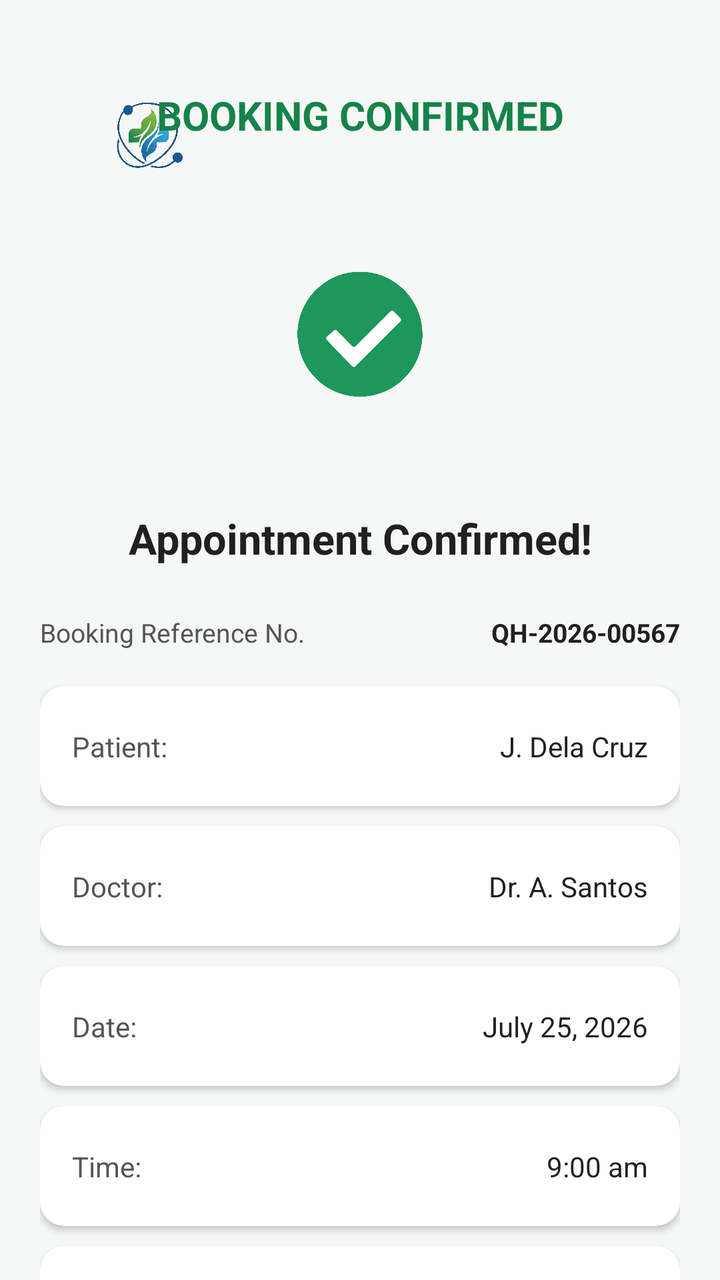
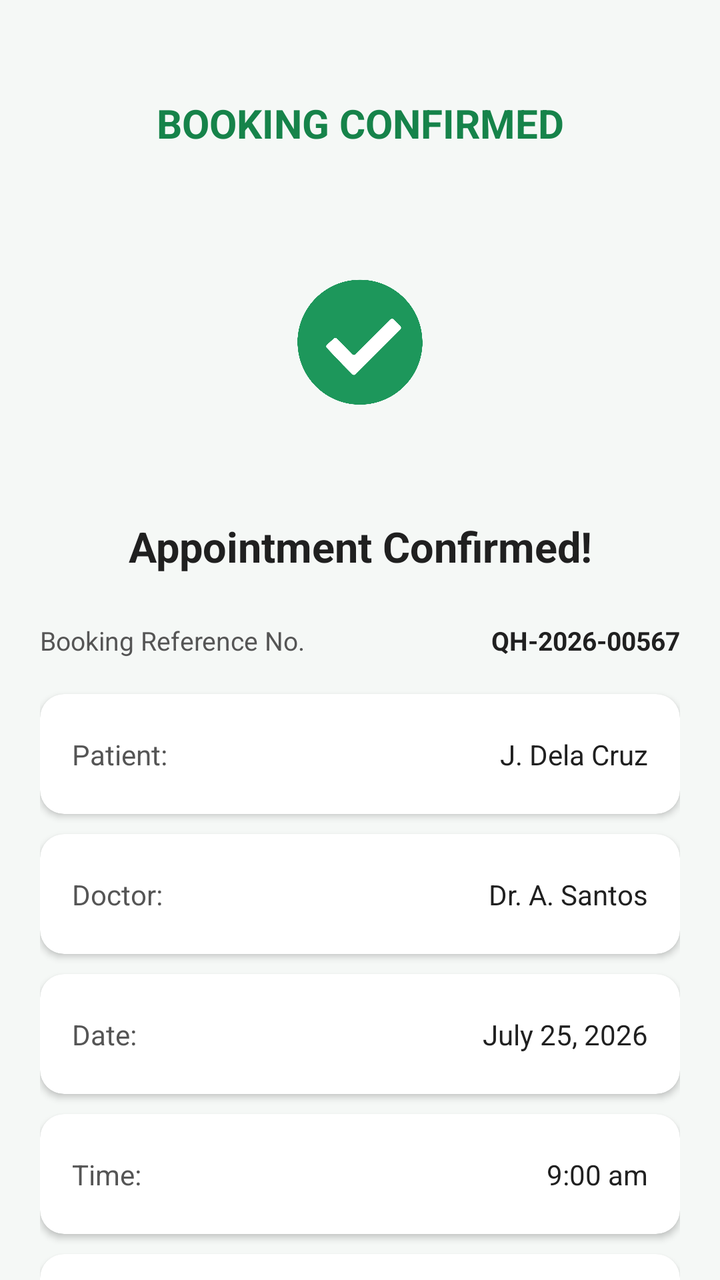

The first picture is an Android layout as it rendered before a commit; the second is the same layout after the commit. The layout source and the unified diff follow.
<!-- AndroidManifest.xml: application theme Theme.QueueLessHealth -->
<!-- res/layout/activity_main_3.xml -->
<?xml version="1.0" encoding="utf-8"?>
<androidx.core.widget.NestedScrollView
    xmlns:android="http://schemas.android.com/apk/res/android"
    xmlns:app="http://schemas.android.com/apk/res-auto"
    xmlns:tools="http://schemas.android.com/tools"
    android:layout_width="match_parent"
    android:layout_height="match_parent"
    android:fillViewport="true"
    android:background="#F5F8F6">

    <androidx.constraintlayout.widget.ConstraintLayout
        android:layout_width="match_parent"
        android:layout_height="wrap_content"
        android:paddingStart="20dp"
        android:paddingEnd="20dp"
        android:paddingTop="32dp"
        android:paddingBottom="32dp">

        

        <ImageView
            android:id="@+id/imageView"
            android:layout_width="108dp"
            android:layout_height="76dp"
            android:layout_weight="1"
            app:srcCompat="@drawable/firefly_removebackground"
            tools:layout_editor_absoluteX="294dp"
            tools:layout_editor_absoluteY="-8dp" />

        <TextView
            android:id="@+id/bookingConfirmedTitle"
            android:layout_width="0dp"
            android:layout_height="wrap_content"
            android:text="BOOKING CONFIRMED"
            android:textColor="#16834A"
            android:textStyle="bold"
            android:textSize="20sp"
            android:gravity="center"
            android:padding="12dp"
            app:layout_constraintTop_toTopOf="parent"
            app:layout_constraintStart_toStartOf="parent"
            app:layout_constraintEnd_toEndOf="parent"/>

        
        <ImageView
            android:id="@+id/confirmationImage"
            android:layout_width="140dp"
            android:layout_height="140dp"
            android:layout_marginTop="20dp"
            android:src="@drawable/firefly"
            android:scaleType="fitCenter"
            android:contentDescription="Confirmation"
            app:layout_constraintTop_toBottomOf="@id/bookingConfirmedTitle"
            app:layout_constraintStart_toStartOf="parent"
            app:layout_constraintEnd_toEndOf="parent"/>

        
        <TextView
            android:id="@+id/appointmentConfirmedTitle"
            android:layout_width="0dp"
            android:layout_height="wrap_content"
            android:layout_marginTop="12dp"
            android:text="Appointment Confirmed!"
            android:textColor="#202020"
            android:textSize="21sp"
            android:textStyle="bold"
            android:gravity="center"
            app:layout_constraintTop_toBottomOf="@id/confirmationImage"
            app:layout_constraintStart_toStartOf="parent"
            app:layout_constraintEnd_toEndOf="parent"/>

        
        <TextView
            android:id="@+id/bookingReferenceLabel"
            android:layout_width="0dp"
            android:layout_height="wrap_content"
            android:layout_marginTop="24dp"
            android:text="Booking Reference No."
            android:textColor="#555555"
            android:textSize="13sp"
            app:layout_constraintTop_toBottomOf="@id/appointmentConfirmedTitle"
            app:layout_constraintStart_toStartOf="parent"
            app:layout_constraintEnd_toStartOf="@id/bookingReferenceValue3"
            app:layout_constraintHorizontal_weight="1"/>

        <TextView
            android:id="@+id/bookingReferenceValue3"
            android:layout_width="wrap_content"
            android:layout_height="wrap_content"
            android:text="QH-2026-00567"
            android:textColor="#202020"
            android:textSize="13sp"
            android:textStyle="bold"
            app:layout_constraintBaseline_toBaselineOf="@id/bookingReferenceLabel"
            app:layout_constraintEnd_toEndOf="parent"/>

        
        <androidx.cardview.widget.CardView
            android:id="@+id/patientRowBackground2"
            android:layout_width="0dp"
            android:layout_height="60dp"
            android:layout_marginTop="18dp"
            app:cardCornerRadius="12dp"
            app:cardElevation="2dp"
            app:cardBackgroundColor="#FFFFFF"
            app:layout_constraintTop_toBottomOf="@id/bookingReferenceLabel"
            app:layout_constraintStart_toStartOf="parent"
            app:layout_constraintEnd_toEndOf="parent">

            <androidx.constraintlayout.widget.ConstraintLayout
                android:layout_width="match_parent"
                android:layout_height="match_parent"
                android:paddingStart="16dp"
                android:paddingEnd="16dp">

                <TextView
                    android:id="@+id/patientLabel"
                    android:layout_width="wrap_content"
                    android:layout_height="wrap_content"
                    android:text="Patient:"
                    android:textColor="#555555"
                    android:textSize="14sp"
                    app:layout_constraintStart_toStartOf="parent"
                    app:layout_constraintTop_toTopOf="parent"
                    app:layout_constraintBottom_toBottomOf="parent"/>

                <TextView
                    android:id="@+id/patientValue"
                    android:layout_width="0dp"
                    android:layout_height="wrap_content"
                    android:gravity="end"
                    android:text="J. Dela Cruz"
                    android:textColor="#202020"
                    android:textSize="14sp"
                    app:layout_constraintStart_toEndOf="@id/patientLabel"
                    app:layout_constraintEnd_toEndOf="parent"
                    app:layout_constraintTop_toTopOf="parent"
                    app:layout_constraintBottom_toBottomOf="parent"/>

            </androidx.constraintlayout.widget.ConstraintLayout>
        </androidx.cardview.widget.CardView>

        
        <androidx.cardview.widget.CardView
            android:id="@+id/doctorRowBackground"
            android:layout_width="0dp"
            android:layout_height="60dp"
            android:layout_marginTop="10dp"
            app:cardCornerRadius="12dp"
            app:cardElevation="2dp"
            app:cardBackgroundColor="#FFFFFF"
            app:layout_constraintTop_toBottomOf="@id/patientRowBackground2"
            app:layout_constraintStart_toStartOf="parent"
            app:layout_constraintEnd_toEndOf="parent">

            <androidx.constraintlayout.widget.ConstraintLayout
                android:layout_width="match_parent"
                android:layout_height="match_parent"
                android:paddingStart="16dp"
                android:paddingEnd="16dp">

                <TextView
                    android:id="@+id/doctorLabel"
                    android:layout_width="wrap_content"
                    android:layout_height="wrap_content"
                    android:text="Doctor:"
                    android:textColor="#555555"
                    android:textSize="14sp"
                    app:layout_constraintStart_toStartOf="parent"
                    app:layout_constraintTop_toTopOf="parent"
                    app:layout_constraintBottom_toBottomOf="parent"/>

                <TextView
                    android:id="@+id/doctorValue"
                    android:layout_width="0dp"
                    android:layout_height="wrap_content"
                    android:gravity="end"
                    android:text="Dr. A. Santos"
                    android:textColor="#202020"
                    android:textSize="14sp"
                    app:layout_constraintStart_toEndOf="@id/doctorLabel"
                    app:layout_constraintEnd_toEndOf="parent"
                    app:layout_constraintTop_toTopOf="parent"
                    app:layout_constraintBottom_toBottomOf="parent"/>

            </androidx.constraintlayout.widget.ConstraintLayout>
        </androidx.cardview.widget.CardView>

        
        <androidx.cardview.widget.CardView
            android:id="@+id/dateRowBackground"
            android:layout_width="0dp"
            android:layout_height="60dp"
            android:layout_marginTop="10dp"
            app:cardCornerRadius="12dp"
            app:cardElevation="2dp"
            app:cardBackgroundColor="#FFFFFF"
            app:layout_constraintTop_toBottomOf="@id/doctorRowBackground"
            app:layout_constraintStart_toStartOf="parent"
            app:layout_constraintEnd_toEndOf="parent">

            <androidx.constraintlayout.widget.ConstraintLayout
                android:layout_width="match_parent"
                android:layout_height="match_parent"
                android:paddingStart="16dp"
                android:paddingEnd="16dp">

                <TextView
                    android:id="@+id/dateLabel"
                    android:layout_width="wrap_content"
                    android:layout_height="wrap_content"
                    android:text="Date:"
                    android:textColor="#555555"
                    android:textSize="14sp"
                    app:layout_constraintStart_toStartOf="parent"
                    app:layout_constraintTop_toTopOf="parent"
                    app:layout_constraintBottom_toBottomOf="parent"/>

                <TextView
                    android:id="@+id/dateValue"
                    android:layout_width="0dp"
                    android:layout_height="wrap_content"
                    android:gravity="end"
                    android:text="July 25, 2026"
                    android:textColor="#202020"
                    android:textSize="14sp"
                    app:layout_constraintStart_toEndOf="@id/dateLabel"
                    app:layout_constraintEnd_toEndOf="parent"
                    app:layout_constraintTop_toTopOf="parent"
                    app:layout_constraintBottom_toBottomOf="parent"/>

            </androidx.constraintlayout.widget.ConstraintLayout>
        </androidx.cardview.widget.CardView>

        
        <androidx.cardview.widget.CardView
            android:id="@+id/timeRowBackground"
            android:layout_width="0dp"
            android:layout_height="60dp"
            android:layout_marginTop="10dp"
            app:cardCornerRadius="12dp"
            app:cardElevation="2dp"
            app:cardBackgroundColor="#FFFFFF"
            app:layout_constraintTop_toBottomOf="@id/dateRowBackground"
            app:layout_constraintStart_toStartOf="parent"
            app:layout_constraintEnd_toEndOf="parent">

            <androidx.constraintlayout.widget.ConstraintLayout
                android:layout_width="match_parent"
                android:layout_height="match_parent"
                android:paddingStart="16dp"
                android:paddingEnd="16dp">

                <TextView
                    android:id="@+id/timeLabel"
                    android:layout_width="wrap_content"
                    android:layout_height="wrap_content"
                    android:text="Time:"
                    android:textColor="#555555"
                    android:textSize="14sp"
                    app:layout_constraintStart_toStartOf="parent"
                    app:layout_constraintTop_toTopOf="parent"
                    app:layout_constraintBottom_toBottomOf="parent"/>

                <TextView
                    android:id="@+id/timeValue"
                    android:layout_width="0dp"
                    android:layout_height="wrap_content"
                    android:gravity="end"
                    android:text="9:00 am"
                    android:textColor="#202020"
                    android:textSize="14sp"
                    app:layout_constraintStart_toEndOf="@id/timeLabel"
                    app:layout_constraintEnd_toEndOf="parent"
                    app:layout_constraintTop_toTopOf="parent"
                    app:layout_constraintBottom_toBottomOf="parent"/>

            </androidx.constraintlayout.widget.ConstraintLayout>
        </androidx.cardview.widget.CardView>

        
        <androidx.cardview.widget.CardView
            android:id="@+id/queueRowBackground"
            android:layout_width="0dp"
            android:layout_height="60dp"
            android:layout_marginTop="10dp"
            app:cardCornerRadius="12dp"
            app:cardElevation="2dp"
            app:cardBackgroundColor="#FFFFFF"
            app:layout_constraintTop_toBottomOf="@id/timeRowBackground"
            app:layout_constraintStart_toStartOf="parent"
            app:layout_constraintEnd_toEndOf="parent">

            <androidx.constraintlayout.widget.ConstraintLayout
                android:layout_width="match_parent"
                android:layout_height="match_parent"
                android:paddingStart="16dp"
                android:paddingEnd="16dp">

                <TextView
                    android:id="@+id/queueLabel"
                    android:layout_width="wrap_content"
                    android:layout_height="wrap_content"
                    android:text="Queue No.:"
                    android:textColor="#555555"
                    android:textSize="14sp"
                    app:layout_constraintStart_toStartOf="parent"
                    app:layout_constraintTop_toTopOf="parent"
                    app:layout_constraintBottom_toBottomOf="parent"/>

                <TextView
                    android:id="@+id/queueValue"
                    android:layout_width="0dp"
                    android:layout_height="wrap_content"
                    android:gravity="end"
                    android:text="8"
                    android:textColor="#16834A"
                    android:textSize="18sp"
                    android:textStyle="bold"
                    app:layout_constraintStart_toEndOf="@id/queueLabel"
                    app:layout_constraintEnd_toEndOf="parent"
                    app:layout_constraintTop_toTopOf="parent"
                    app:layout_constraintBottom_toBottomOf="parent"/>

            </androidx.constraintlayout.widget.ConstraintLayout>
        </androidx.cardview.widget.CardView>

        
        <Button
            android:id="@+id/btnViewQueueStatus"
            android:layout_width="0dp"
            android:layout_height="wrap_content"
            android:minHeight="54dp"
            android:layout_marginTop="24dp"
            android:text="VIEW QUEUE STATUS"
            android:textColor="#FFFFFF"
            android:textStyle="bold"
            android:backgroundTint="#16834A"
            app:layout_constraintTop_toBottomOf="@id/queueRowBackground"
            app:layout_constraintStart_toStartOf="parent"
            app:layout_constraintEnd_toEndOf="parent"/>

        
        <Button
            android:id="@+id/btnBackHome"
            android:layout_width="0dp"
            android:layout_height="wrap_content"
            android:minHeight="54dp"
            android:layout_marginTop="12dp"
            android:text="BACK TO HOME"
            android:textColor="#FFFFFF"
            android:textStyle="bold"
            android:backgroundTint="#303030"
            app:layout_constraintTop_toBottomOf="@id/btnViewQueueStatus"
            app:layout_constraintStart_toStartOf="parent"
            app:layout_constraintEnd_toEndOf="parent"/>

        
        <Button
            android:id="@+id/btnDone"
            android:layout_width="0dp"
            android:layout_height="wrap_content"
            android:minHeight="54dp"
            android:layout_marginTop="12dp"
            android:text="DONE"
            android:textColor="#FFFFFF"
            android:textStyle="bold"
            android:backgroundTint="#E88A20"
            app:layout_constraintTop_toBottomOf="@id/btnBackHome"
            app:layout_constraintStart_toStartOf="parent"
            app:layout_constraintEnd_toEndOf="parent"/>

    </androidx.constraintlayout.widget.ConstraintLayout>

</androidx.core.widget.NestedScrollView>
<!-- resources referenced by this layout -->
<resources>
  <!-- drawable firefly: png bitmap (drawable, 58152 bytes) -->
  <!-- drawable firefly_removebackground: png bitmap (drawable, 436808 bytes) -->
  <style name="Theme.QueueLessHealth" parent="Theme.MaterialComponents.DayNight.DarkActionBar">
          
          <item name="colorPrimary">@color/purple_500</item>
          <item name="colorPrimaryVariant">@color/purple_700</item>
          <item name="colorOnPrimary">@color/white</item>
          
          <item name="colorSecondary">@color/teal_200</item>
          <item name="colorSecondaryVariant">@color/teal_700</item>
          <item name="colorOnSecondary">@color/black</item>
          
          <item name="android:statusBarColor">?attr/colorPrimaryVariant</item>
          
      </style>
  <color name="purple_500">#FF6200EE</color>
  <color name="purple_700">#FF3700B3</color>
  <color name="white">#FFFFFFFF</color>
  <color name="teal_200">#FF03DAC5</color>
  <color name="teal_700">#FF018786</color>
  <color name="black">#FF000000</color>
</resources>

<!-- the commit's change to res/layout/activity_main_3.xml (unified diff, before → after) -->
@@ -18,30 +18,24 @@
 
         
 
-        <ImageView
-            android:id="@+id/imageView"
-            android:layout_width="108dp"
-            android:layout_height="76dp"
-            android:layout_weight="1"
-            app:srcCompat="@drawable/firefly_removebackground"
-            tools:layout_editor_absoluteX="294dp"
-            tools:layout_editor_absoluteY="-8dp" />
+        
 
         <TextView
             android:id="@+id/bookingConfirmedTitle"
             android:layout_width="0dp"
             android:layout_height="wrap_content"
+            android:layout_marginTop="4dp"
+            android:gravity="center"
+            android:padding="12dp"
             android:text="BOOKING CONFIRMED"
             android:textColor="#16834A"
-            android:textStyle="bold"
             android:textSize="20sp"
-            android:gravity="center"
-            android:padding="12dp"
-            app:layout_constraintTop_toTopOf="parent"
-            app:layout_constraintStart_toStartOf="parent"
-            app:layout_constraintEnd_toEndOf="parent"/>
-
-        
+            android:textStyle="bold"
+            app:layout_constraintEnd_toEndOf="parent"
+            app:layout_constraintHorizontal_bias="0.0"
+            app:layout_constraintStart_toStartOf="parent"
+            app:layout_constraintTop_toTopOf="parent" />
+
         <ImageView
             android:id="@+id/confirmationImage"
             android:layout_width="140dp"
@@ -360,15 +354,16 @@
             android:id="@+id/btnDone"
             android:layout_width="0dp"
             android:layout_height="wrap_content"
+            android:layout_marginTop="4dp"
+            android:backgroundTint="#E88A20"
             android:minHeight="54dp"
-            android:layout_marginTop="12dp"
             android:text="DONE"
             android:textColor="#FFFFFF"
             android:textStyle="bold"
-            android:backgroundTint="#E88A20"
-            app:layout_constraintTop_toBottomOf="@id/btnBackHome"
-            app:layout_constraintStart_toStartOf="parent"
-            app:layout_constraintEnd_toEndOf="parent"/>
+            app:layout_constraintEnd_toEndOf="parent"
+            app:layout_constraintHorizontal_bias="0.0"
+            app:layout_constraintStart_toStartOf="parent"
+            app:layout_constraintTop_toBottomOf="@id/btnBackHome" />
 
     </androidx.constraintlayout.widget.ConstraintLayout>
 
<!-- resource entries referenced after the edit -->
@@ -1,7 +1,6 @@
 <!-- resources referenced by this layout -->
 <resources>
   <!-- drawable firefly: png bitmap (drawable, 58152 bytes) -->
-  <!-- drawable firefly_removebackground: png bitmap (drawable, 436808 bytes) -->
   <style name="Theme.QueueLessHealth" parent="Theme.MaterialComponents.DayNight.DarkActionBar">
           
           <item name="colorPrimary">@color/purple_500</item>
